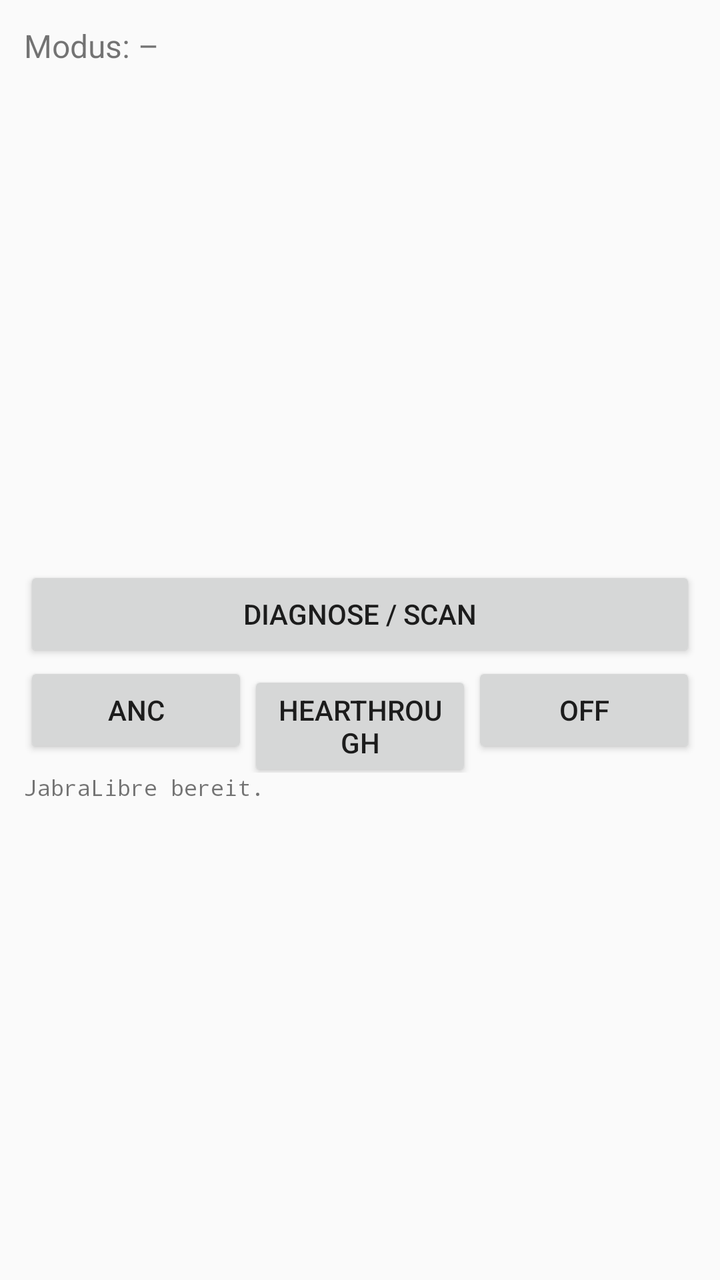
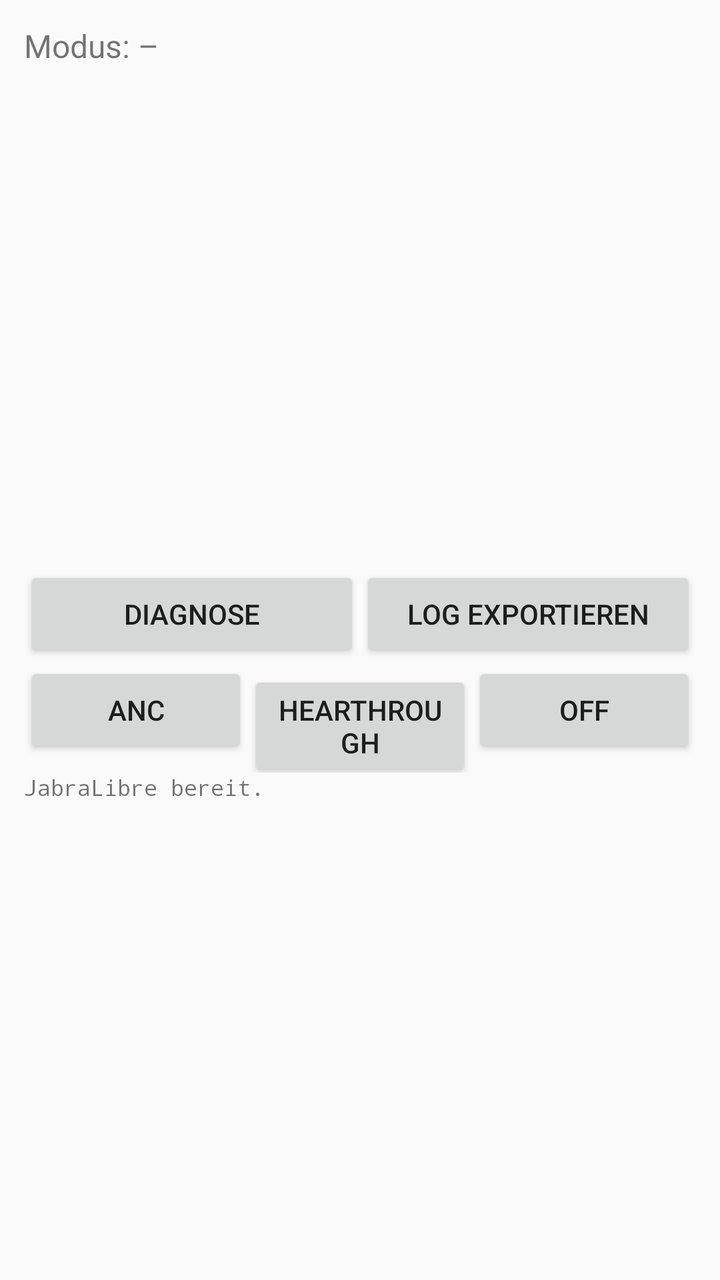

The first picture is an Android layout as it rendered before a commit; the second is the same layout after the commit. The layout source and the unified diff follow.
<!-- AndroidManifest.xml: application theme Theme.JabraLibre -->
<!-- res/layout/activity_main.xml -->
<?xml version="1.0" encoding="utf-8"?>
<LinearLayout xmlns:android="http://schemas.android.com/apk/res/android"
    android:layout_width="match_parent" android:layout_height="match_parent"
    android:orientation="vertical" android:padding="12dp">

    <TextView
        android:id="@+id/status"
        android:layout_width="match_parent" android:layout_height="wrap_content"
        android:text="Modus: –" android:textSize="16sp" android:paddingBottom="8dp" />

    <ListView
        android:id="@+id/devices"
        android:layout_width="match_parent" android:layout_height="0dp"
        android:layout_weight="1" />

    <Button
        android:id="@+id/btnDiag"
        android:layout_width="match_parent"
        android:layout_height="wrap_content"
        android:text="Diagnose / Scan" />

    <LinearLayout
        android:layout_width="match_parent" android:layout_height="wrap_content"
        android:orientation="horizontal">

        <Button android:id="@+id/btnAnc" android:layout_width="0dp"
            android:layout_height="wrap_content" android:layout_weight="1" android:text="ANC" />
        <Button android:id="@+id/btnHt" android:layout_width="0dp"
            android:layout_height="wrap_content" android:layout_weight="1" android:text="HearThrough" />
        <Button android:id="@+id/btnOff" android:layout_width="0dp"
            android:layout_height="wrap_content" android:layout_weight="1" android:text="Off" />
    </LinearLayout>

    <ScrollView
        android:layout_width="match_parent" android:layout_height="0dp"
        android:layout_weight="1">
        <TextView
            android:id="@+id/log"
            android:layout_width="match_parent" android:layout_height="wrap_content"
            android:fontFamily="monospace" android:textSize="11sp"
            android:text="JabraLibre bereit.\n" />
    </ScrollView>
</LinearLayout>
<!-- resources referenced by this layout -->
<resources>
  <style name="Theme.JabraLibre" parent="Theme.AppCompat.DayNight.DarkActionBar" />
</resources>

<!-- the commit's change to res/layout/activity_main.xml (unified diff, before → after) -->
@@ -13,11 +13,18 @@
         android:layout_width="match_parent" android:layout_height="0dp"
         android:layout_weight="1" />
 
-    <Button
-        android:id="@+id/btnDiag"
-        android:layout_width="match_parent"
-        android:layout_height="wrap_content"
-        android:text="Diagnose / Scan" />
+    <LinearLayout
+        android:layout_width="match_parent" android:layout_height="wrap_content"
+        android:orientation="horizontal">
+
+        <Button android:id="@+id/btnDiag" android:layout_width="0dp"
+            android:layout_height="wrap_content" android:layout_weight="1"
+            android:text="Diagnose" />
+
+        <Button android:id="@+id/btnShare" android:layout_width="0dp"
+            android:layout_height="wrap_content" android:layout_weight="1"
+            android:text="Log exportieren" />
+    </LinearLayout>
 
     <LinearLayout
         android:layout_width="match_parent" android:layout_height="wrap_content"
